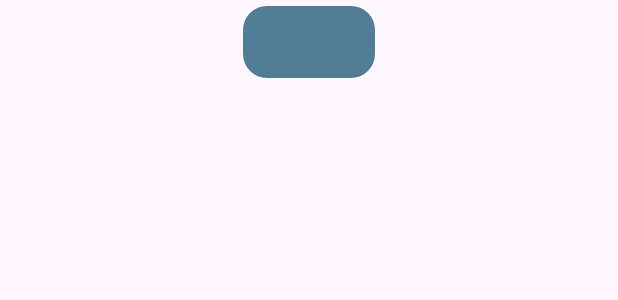
After one commit to Joserg47/Alerti_Movil, an Android app: the layout custom_button.xml on its own in the app's theme, with its tools: preview values and no code run, on a phone screen of 412 x 824 dp. The commit adds this screen. Shown: the top 300 px of the screen. Run offline under Robolectric (Android 15) with nearby library versions, the phone set to English and light mode, and no system bars.

Commit message:
Add CustomButtonView and related resources including layout, styles, and attributes

```diff
--- /dev/null
+++ b/app/src/main/res/layout/custom_button.xml
@@ -0,0 +1,30 @@
+<?xml version="1.0" encoding="utf-8"?>
+<androidx.constraintlayout.widget.ConstraintLayout
+    xmlns:android="http://schemas.android.com/apk/res/android"
+    xmlns:app="http://schemas.android.com/apk/res-auto"
+    android:layout_width="match_parent"
+    android:layout_height="wrap_content">
+
+    <com.google.android.material.button.MaterialButton
+        android:id="@+id/materialButton"
+        android:layout_width="wrap_content"
+        android:layout_height="56dp"
+        style="@style/Widget.Material3.Button"
+        app:cornerRadius="16dp"
+        app:backgroundTint="@color/primary_container"
+        android:textColor="@color/on_primary_container"
+        android:textSize="16sp"
+        android:fontFamily="sans-serif-medium"
+        android:textStyle="normal"
+        android:letterSpacing="0.009375"
+        android:textAllCaps="false"
+        android:paddingStart="16dp"
+        android:paddingEnd="16dp"
+        android:paddingTop="16dp"
+        android:paddingBottom="16dp"
+        app:layout_constraintTop_toTopOf="parent"
+        app:layout_constraintBottom_toBottomOf="parent"
+        app:layout_constraintStart_toStartOf="parent"
+        app:layout_constraintEnd_toEndOf="parent" />
+
+</androidx.constraintlayout.widget.ConstraintLayout>
--- a/app/src/main/res/values/attrs.xml
+++ b/app/src/main/res/values/attrs.xml
@@ -5,4 +5,10 @@
         <attr name="placeholder" format="string" />
         <attr name="inputType" format="string" />
     </declare-styleable>
+
+    <declare-styleable name="CustomButtonView">
+        <attr name="buttonText" format="string" />
+        <attr name="buttonVariant" format="string" />
+        <attr name="buttonSize" format="string" />
+    </declare-styleable>
 </resources>
--- a/app/src/main/res/values/colors.xml
+++ b/app/src/main/res/values/colors.xml
@@ -12,6 +12,9 @@
 
     <color name="tertiary">#E1F9EE</color>
     <color name="on_tertiary">#FFFFFF</color>
+
+    <color name="header_background">#E1F9EE</color>
+    <color name="header_text">#1D1B20</color>
     <color name="tertiary_container">#E0ECF6</color>
     <color name="on_tertiary_container">#2C4756</color>
 
--- a/app/src/main/res/values/strings.xml
+++ b/app/src/main/res/values/strings.xml
@@ -1,3 +1,4 @@
 <resources>
 <string name="app_name">Alerti</string>
+    <string name="bienvenido_a_alerti">Bienvenido a Alerti</string>
 </resources>
```
Also changed, not shown: app/src/main/java/com/example/alerti/CustomButtonView.kt (added, +85 -0 lines), app/src/main/res/values/button_styles.xml (added, +36 -0 lines), app/src/main/res/color/textfield_placeholder_states.xml (line endings or trailing spaces).
